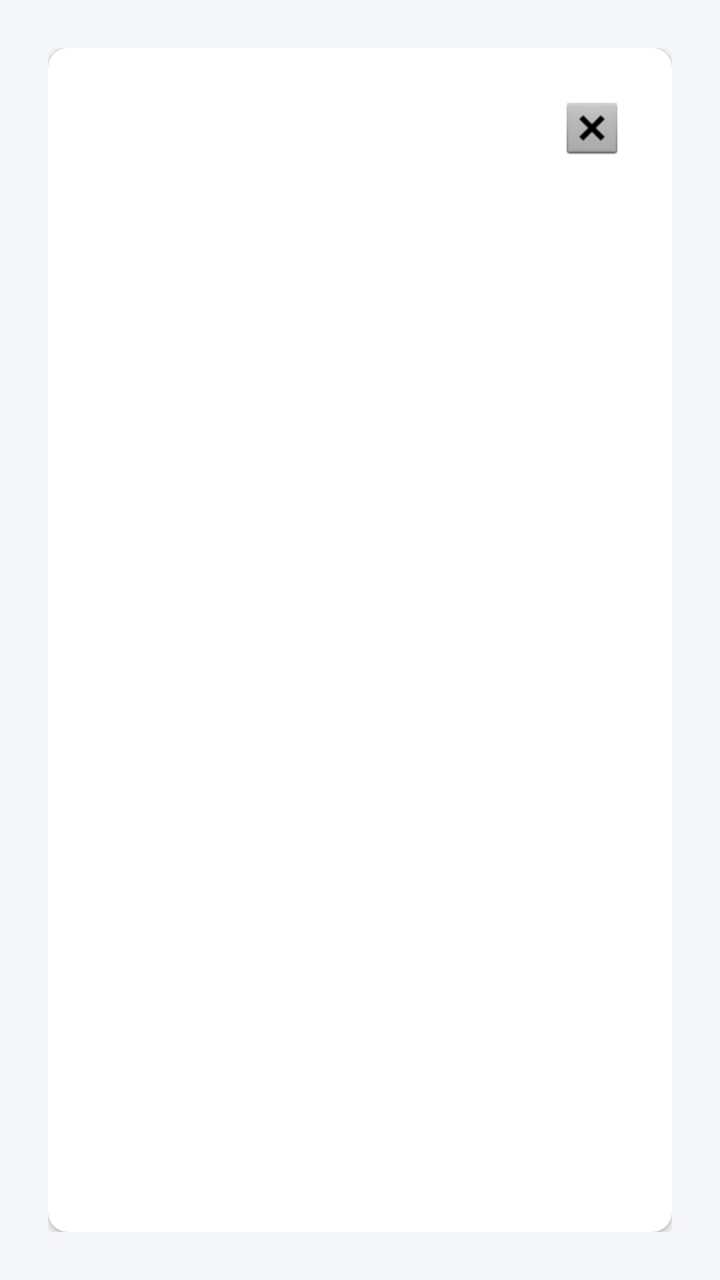
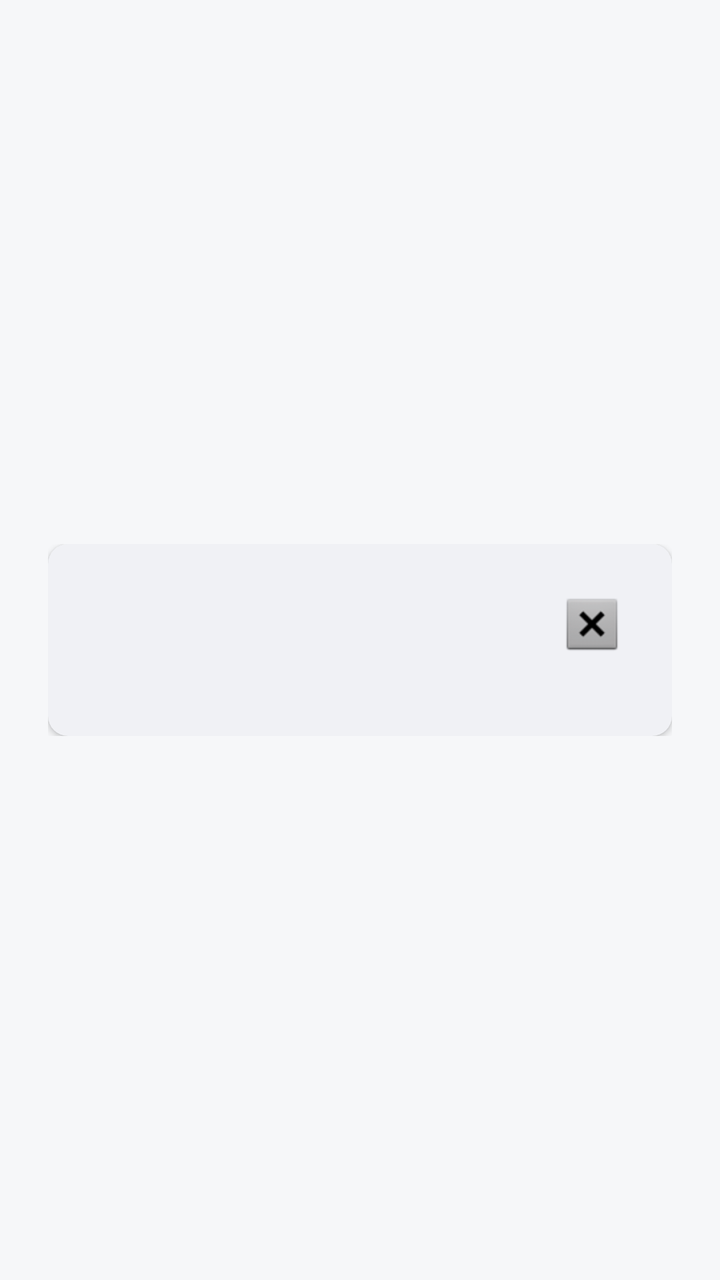

Screens rendered from an Android XML layout before and after an edit, with the pre-edit source and the edit as a unified diff.
<!-- AndroidManifest.xml: application theme Theme.ShellAuthorization -->
<!-- res/layout/activity_fragment_dialog_container.xml -->
<?xml version="1.0" encoding="utf-8"?>
<androidx.constraintlayout.widget.ConstraintLayout xmlns:android="http://schemas.android.com/apk/res/android"
    xmlns:app="http://schemas.android.com/apk/res-auto"
    xmlns:tools="http://schemas.android.com/tools"
    android:id="@+id/main"
    android:layout_width="match_parent"
    android:layout_height="match_parent"
    tools:context="app.MyApp.MyCommon.MySupport.MyFragmentContainer.FragmentDialogContainerActivity">

    <View
        android:id="@+id/overlay"
        android:layout_width="0dp"
        android:layout_height="0dp"
        android:background="@android:color/transparent"
        android:clickable="true"
        android:contentDescription="@string/click_to_close_the_page"
        app:layout_constraintBottom_toBottomOf="parent"
        app:layout_constraintEnd_toEndOf="parent"
        app:layout_constraintHorizontal_bias="1.0"
        app:layout_constraintStart_toStartOf="parent"
        app:layout_constraintTop_toTopOf="parent"
        app:layout_constraintVertical_bias="1.0" />

    <FrameLayout
        android:layout_width="0dp"
        android:layout_height="0dp"
        android:layout_marginStart="@dimen/app_fragment_dialog_margin_size"
        android:layout_marginTop="@dimen/app_fragment_dialog_margin_size"
        android:layout_marginEnd="@dimen/app_fragment_dialog_margin_size"
        android:layout_marginBottom="@dimen/app_fragment_dialog_margin_size"
        app:layout_constraintBottom_toBottomOf="parent"
        app:layout_constraintEnd_toEndOf="parent"
        app:layout_constraintStart_toStartOf="parent"
        app:layout_constraintTop_toTopOf="parent">

        <androidx.cardview.widget.CardView
            android:id="@+id/dialog"
            android:layout_width="match_parent"
            android:layout_height="match_parent"
            app:cardCornerRadius="@dimen/app_fragment_dialog_border_radius">

            <FrameLayout
                android:layout_width="match_parent"
                android:layout_height="match_parent"
                android:paddingLeft="@dimen/app_fragment_dialog_padding_size"
                android:paddingTop="@dimen/app_fragment_dialog_padding_size"
                android:paddingRight="@dimen/app_fragment_dialog_padding_size"
                android:paddingBottom="@dimen/app_fragment_dialog_padding_size">

                <androidx.constraintlayout.widget.ConstraintLayout
                    android:layout_width="match_parent"
                    android:layout_height="match_parent">

                    <TextView
                        android:id="@+id/textView_title"
                        android:layout_width="0dp"
                        android:layout_height="wrap_content"
                        android:layout_marginEnd="8dp"
                        android:layout_marginBottom="16dp"
                        android:ellipsize="end"
                        android:maxLines="1"
                        android:text=""
                        android:textSize="20sp"
                        android:textStyle="bold"
                        app:layout_constraintBottom_toTopOf="@+id/container"
                        app:layout_constraintEnd_toStartOf="@+id/button_close"
                        app:layout_constraintStart_toStartOf="parent"
                        app:layout_constraintTop_toTopOf="parent" />

                    <ImageButton
                        android:id="@+id/button_close"
                        android:layout_width="48dp"
                        android:layout_height="48dp"
                        android:background="?attr/selectableItemBackgroundBorderless"
                        android:contentDescription="@string/Close"
                        android:src="@android:drawable/btn_dialog"
                        app:layout_constraintEnd_toEndOf="parent"
                        app:layout_constraintTop_toTopOf="parent" />

                    <androidx.fragment.app.FragmentContainerView
                        android:id="@+id/container"
                        android:layout_width="0dp"
                        android:layout_height="0dp"
                        android:layout_marginTop="16dp"
                        app:layout_constraintBottom_toBottomOf="parent"
                        app:layout_constraintEnd_toEndOf="parent"
                        app:layout_constraintStart_toStartOf="parent"
                        app:layout_constraintTop_toBottomOf="@+id/button_close">

                    </androidx.fragment.app.FragmentContainerView>
                </androidx.constraintlayout.widget.ConstraintLayout>

            </FrameLayout>
        </androidx.cardview.widget.CardView>
    </FrameLayout>

</androidx.constraintlayout.widget.ConstraintLayout>
<!-- resources referenced by this layout -->
<resources>
  <dimen name="app_fragment_dialog_border_radius">10dp</dimen>
  <dimen name="app_fragment_dialog_margin_size">24dp</dimen>
  <dimen name="app_fragment_dialog_padding_size">16dp</dimen>
  <string name="Close">Close</string>
  <string name="click_to_close_the_page">close the page</string>
  <style name="Theme.ShellAuthorization" parent="Base.Theme.ShellAuthorization" />
  <color name="primary">#FF0B57D0</color>
  <color name="on_primary">#FFFFFFFF</color>
  <color name="primary_container">#FFD3E4FF</color>
  <color name="on_primary_container">#FF001B3F</color>
  <color name="secondary">#FF0061A4</color>
  <color name="on_secondary">#FFFFFFFF</color>
  <color name="secondary_container">#FFD1E4FF</color>
  <color name="on_secondary_container">#FF001D35</color>
  <color name="tertiary">#FF006874</color>
  <color name="on_tertiary">#FFFFFFFF</color>
  <color name="tertiary_container">#FFC2F0FA</color>
  <color name="on_tertiary_container">#FF002023</color>
  <color name="error">#FFBA1A1A</color>
  <color name="on_error">#FFFFFFFF</color>
  <color name="error_container">#FFFFDAD6</color>
  <color name="on_error_container">#FF410002</color>
  <color name="background">#FFF6F7F9</color>
  <color name="on_background">#FF1A1C20</color>
  <color name="surface">#FFF6F7F9</color>
  <color name="on_surface">#FF1A1C20</color>
  <color name="surface_variant">#FFE0E3E9</color>
  <color name="on_surface_variant">#FF43474E</color>
  <color name="surface_inverse">#FF2F3540</color>
  <color name="on_surface_inverse">#FFF1F3F6</color>
  <color name="primary_inverse">#FFA8C7FA</color>
  <color name="surface_container_lowest">#FFFFFFFF</color>
  <color name="surface_container_low">#FFF0F1F5</color>
  <color name="surface_container">#FFEAECF1</color>
  <color name="surface_container_high">#FFE4E7EC</color>
  <color name="surface_container_highest">#FFDFE2E7</color>
  <color name="outline">#FF74777F</color>
  <color name="outline_variant">#FFC3C6CF</color>
  <!-- unchanged entries left out for length: 1 -->
</resources>

<!-- the commit's change to res/layout/activity_fragment_dialog_container.xml (unified diff, before → after) -->
@@ -23,7 +23,7 @@
 
     <FrameLayout
         android:layout_width="0dp"
-        android:layout_height="0dp"
+        android:layout_height="wrap_content"
         android:layout_marginStart="@dimen/app_fragment_dialog_margin_size"
         android:layout_marginTop="@dimen/app_fragment_dialog_margin_size"
         android:layout_marginEnd="@dimen/app_fragment_dialog_margin_size"
@@ -37,6 +37,7 @@
             android:id="@+id/dialog"
             android:layout_width="match_parent"
             android:layout_height="match_parent"
+            app:cardBackgroundColor="?attr/colorSurfaceContainerLow"
             app:cardCornerRadius="@dimen/app_fragment_dialog_border_radius">
 
             <FrameLayout
@@ -80,7 +81,7 @@
                     <androidx.fragment.app.FragmentContainerView
                         android:id="@+id/container"
                         android:layout_width="0dp"
-                        android:layout_height="0dp"
+                        android:layout_height="wrap_content"
                         android:layout_marginTop="16dp"
                         app:layout_constraintBottom_toBottomOf="parent"
                         app:layout_constraintEnd_toEndOf="parent"
